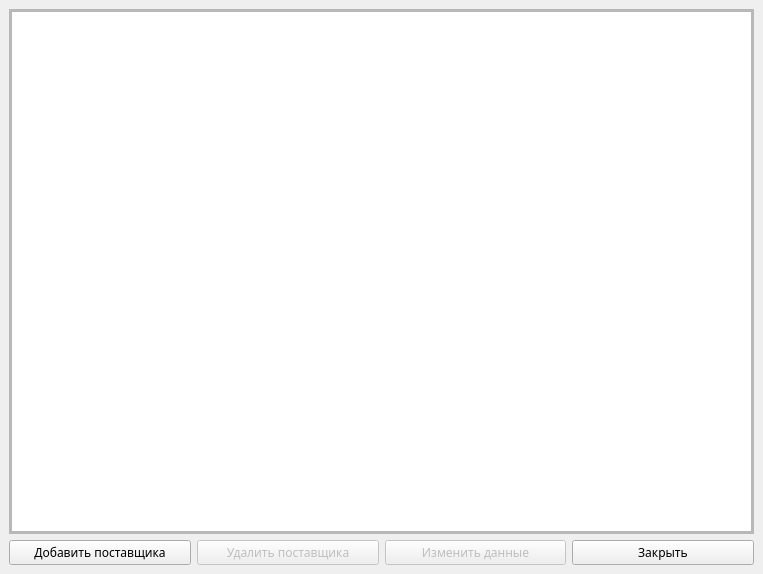
The window that ui/suppliersGui.ui (p4st1/AppForCommercialRequests) describes before a commit, drawn with Qt 5.
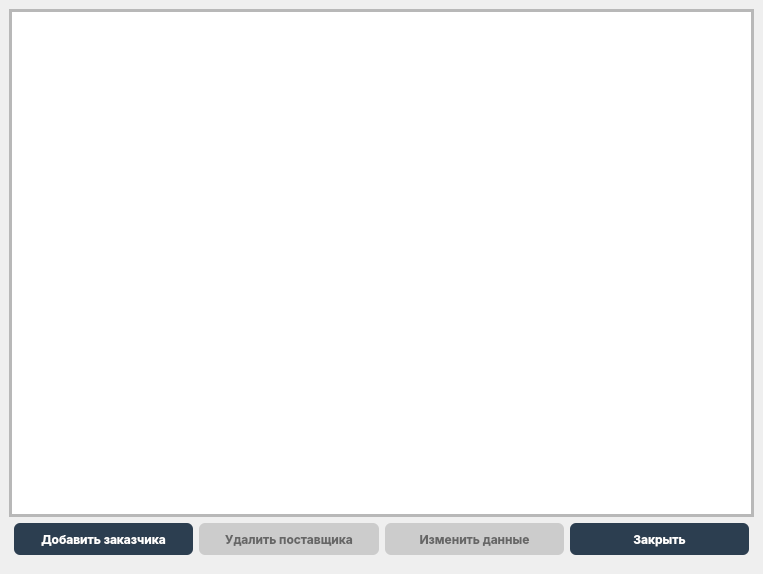
The same window after the commit.

Patch:
```diff
--- a/ui/suppliersGui.ui
+++ b/ui/suppliersGui.ui
@@ -12,7 +12,7 @@
   </property>
   <property name="font">
    <font>
-    <family>Gadugi</family>
+    <family>Inter</family>
    </font>
   </property>
   <property name="windowTitle">
@@ -22,6 +22,14 @@
    <layout class="QVBoxLayout" name="verticalLayout">
     <item>
      <widget class="QScrollArea" name="scrollArea">
+      <property name="font">
+       <font>
+        <family>Segoe UI</family>
+        <pointsize>9</pointsize>
+        <weight>50</weight>
+        <bold>false</bold>
+       </font>
+      </property>
       <property name="widgetResizable">
        <bool>true</bool>
       </property>
@@ -31,7 +39,7 @@
          <x>0</x>
          <y>0</y>
          <width>743</width>
-         <height>523</height>
+         <height>505</height>
         </rect>
        </property>
        <layout class="QVBoxLayout" name="verticalLayout_2">
@@ -52,6 +60,14 @@
         </property>
         <item>
          <widget class="QScrollArea" name="scrollArea_2">
+          <property name="font">
+           <font>
+            <family>Segoe UI</family>
+            <pointsize>9</pointsize>
+            <weight>50</weight>
+            <bold>false</bold>
+           </font>
+          </property>
           <property name="widgetResizable">
            <bool>true</bool>
           </property>
@@ -61,7 +77,7 @@
              <x>0</x>
              <y>0</y>
              <width>741</width>
-             <height>521</height>
+             <height>503</height>
             </rect>
            </property>
            <layout class="QVBoxLayout" name="verticalLayout_4">
@@ -86,7 +102,16 @@
                <number>0</number>
               </property>
               <item>
-               <widget class="QListWidget" name="suppliersList"/>
+               <widget class="QListWidget" name="suppliersList">
+                <property name="font">
+                 <font>
+                  <family>Segoe UI</family>
+                  <pointsize>9</pointsize>
+                  <weight>50</weight>
+                  <bold>false</bold>
+                 </font>
+                </property>
+               </widget>
               </item>
              </layout>
             </item>
@@ -100,13 +125,51 @@
     </item>
     <item>
      <layout class="QHBoxLayout" name="horizontalLayout">
+      <property name="leftMargin">
+       <number>5</number>
+      </property>
       <property name="topMargin">
        <number>0</number>
       </property>
+      <property name="rightMargin">
+       <number>5</number>
+      </property>
+      <property name="bottomMargin">
+       <number>10</number>
+      </property>
       <item>
        <widget class="QPushButton" name="addSupplierButton">
+        <property name="font">
+         <font>
+          <pointsize>-1</pointsize>
+          <weight>75</weight>
+          <bold>true</bold>
+         </font>
+        </property>
+        <property name="styleSheet">
+         <string notr="true">QPushButton {
+    background-color: #2c3e50;
+    color: white;
+    border: none;
+    padding: 4px 4px;
+    border-radius: 6px;
+    font-weight: 600;
+    font-size: 12px;
+    min-height: 24px;
+    min-width: 100px;
+}
+
+QPushButton:hover {
+    background-color: #34495e;
+    border: 1px solid #2c3e50;
+}
+
+QPushButton:pressed {
+    background-color: #1a252f;
+}</string>
+        </property>
         <property name="text">
-         <string>Добавить поставщика</string>
+         <string>Добавить заказчика</string>
         </property>
        </widget>
       </item>
@@ -115,6 +178,43 @@
         <property name="enabled">
          <bool>false</bool>
         </property>
+        <property name="font">
+         <font>
+          <pointsize>-1</pointsize>
+          <weight>75</weight>
+          <bold>true</bold>
+         </font>
+        </property>
+        <property name="styleSheet">
+         <string notr="true">QPushButton {
+    background-color: #2c3e50;
+    color: white;
+    border: none;
+    padding: 4px 4px;
+    border-radius: 6px;
+    font-weight: 600;
+    font-size: 12px;
+    min-height: 24px;
+    min-width: 100px;
+}
+
+QPushButton:hover {
+    background-color: #34495e;
+    border: 1px solid #2c3e50;
+}
+
+QPushButton:pressed {
+    background-color: #1a252f;
+}
+QPushButton:disabled {
+    background-color: #cccccc;
+    color: #666666;
+}
+
+QPushButton:enabled {
+    background-color: #2c3e50;
+}</string>
+        </property>
         <property name="text">
          <string>Удалить поставщика</string>
         </property>
@@ -143,6 +243,43 @@
         <property name="enabled">
          <bool>false</bool>
         </property>
+        <property name="font">
+         <font>
+          <pointsize>-1</pointsize>
+          <weight>75</weight>
+          <bold>true</bold>
+         </font>
+        </property>
+        <property name="styleSheet">
+         <string notr="true">QPushButton {
+    background-color: #2c3e50;
+    color: white;
+    border: none;
+    padding: 4px 4px;
+    border-radius: 6px;
+    font-weight: 600;
+    font-size: 12px;
+    min-height: 24px;
+    min-width: 100px;
+}
+
+QPushButton:hover {
+    background-color: #34495e;
+    border: 1px solid #2c3e50;
+}
+
+QPushButton:pressed {
+    background-color: #1a252f;
+}
+QPushButton:disabled {
+    background-color: #cccccc;
+    color: #666666;
+}
+
+QPushButton:enabled {
+    background-color: #2c3e50;
+}</string>
+        </property>
         <property name="text">
          <string>Изменить данные</string>
         </property>
@@ -156,6 +293,35 @@
       </item>
       <item>
        <widget class="QPushButton" name="closeButton">
+        <property name="font">
+         <font>
+          <pointsize>-1</pointsize>
+          <weight>75</weight>
+          <bold>true</bold>
+         </font>
+        </property>
+        <property name="styleSheet">
+         <string notr="true">QPushButton {
+    background-color: #2c3e50;
+    color: white;
+    border: none;
+    padding: 4px 4px;
+    border-radius: 6px;
+    font-weight: 600;
+    font-size: 12px;
+    min-height: 24px;
+    min-width: 100px;
+}
+
+QPushButton:hover {
+    background-color: #34495e;
+    border: 1px solid #2c3e50;
+}
+
+QPushButton:pressed {
+    background-color: #1a252f;
+}</string>
+        </property>
         <property name="text">
          <string>Закрыть</string>
         </property>
```
Left out of the diff: 2 changed lines with no effect on the pictures.
